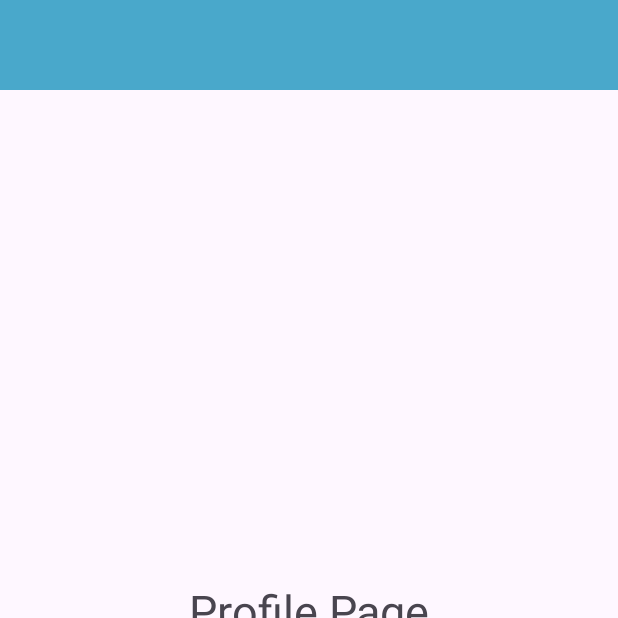
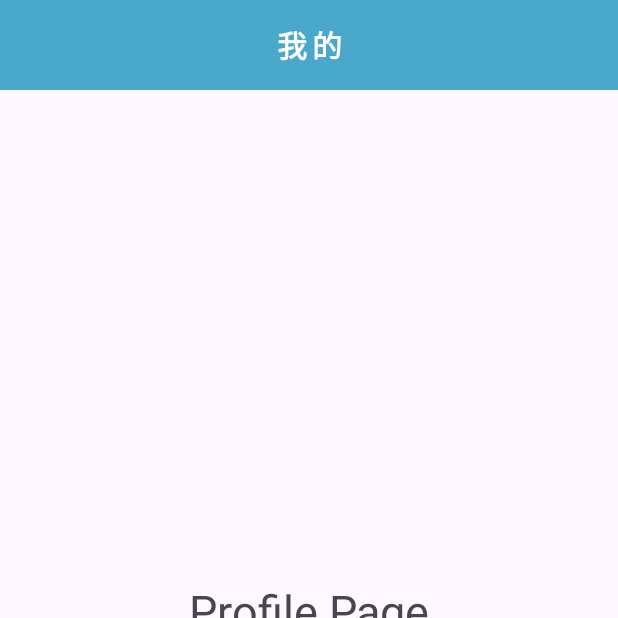
Before and after one commit to Donbibibobo/FlashAnime, an Android app: the screen it shows after launch (MainActivity), item 5 of the bottom bar chosen, on a phone screen of 412 x 824 dp, the top half of it. Run offline under Robolectric (Android 15) with nearby library versions, the phone set to English and light mode, and no system bars; our stand-ins replace data binding.

Commit message:
complete navigation with title
fix FlashAnimeApplication with only RemoteDataSource

```diff
--- a/app/src/main/AndroidManifest.xml
+++ b/app/src/main/AndroidManifest.xml
@@ -4,6 +4,7 @@
 
     <application
         android:allowBackup="true"
+        android:name=".FlashAnimeApplication"
         android:dataExtractionRules="@xml/data_extraction_rules"
         android:fullBackupContent="@xml/backup_rules"
         android:icon="@mipmap/ic_launcher"
--- a/app/src/main/java/com/example/flashanime/FlashAnimeApplication.kt
+++ b/app/src/main/java/com/example/flashanime/FlashAnimeApplication.kt
@@ -8,7 +8,7 @@ import kotlin.properties.Delegates
 // An application that lazily provides a repository
 class FlashAnimeApplication : Application() {
 
-    // Depends on the flavor,
+    // Depends on the flavor
     val flashAnimeRepository: FlashAnimeRepository
         get() = ServiceLocator.provideTasksRepository(this)
 
--- a/app/src/main/java/com/example/flashanime/MainActivity.kt
+++ b/app/src/main/java/com/example/flashanime/MainActivity.kt
@@ -2,22 +2,43 @@ package com.example.flashanime
 
 import androidx.appcompat.app.AppCompatActivity
 import android.os.Bundle
+import android.util.Log
 import android.view.LayoutInflater
+import androidx.activity.viewModels
 import androidx.databinding.DataBindingUtil
+import androidx.lifecycle.Observer
+import androidx.navigation.NavController
+import androidx.navigation.NavDestination
 import androidx.navigation.findNavController
 import com.example.flashanime.databinding.ActivityMainBinding
+import com.example.flashanime.ext.getVmFactory
+import com.example.flashanime.util.CurrentFragmentType
 import com.google.android.material.bottomnavigation.BottomNavigationItemView
 import com.google.android.material.bottomnavigation.BottomNavigationMenuView
 
 class MainActivity : AppCompatActivity() {
 
+    val viewModel by viewModels<MainViewModel> { getVmFactory() }
+
     private lateinit var binding: ActivityMainBinding
     override fun onCreate(savedInstanceState: Bundle?) {
         super.onCreate(savedInstanceState)
+
         binding = DataBindingUtil.setContentView(this, R.layout.activity_main)
         binding.lifecycleOwner = this
+        binding.viewModel = viewModel
 
+        // observe current fragment change, only for show info
+        viewModel.currentFragmentType.observe(
+            this,
+            Observer {
+                Log.i("MainAA", "~~~~~~~~~~~~~~~~~~~~~~~~~~~~~~~~~~~~")
+                Log.i("MainAA", "[${viewModel.currentFragmentType.value}]")
+                Log.i("MainAA","~~~~~~~~~~~~~~~~~~~~~~~~~~~~~~~~~~~~")
+            }
+        )
 
+        setupNavController()
         setupBottomNav()
     }
 
@@ -54,5 +75,22 @@ class MainActivity : AppCompatActivity() {
         }
     }
 
+    /**
+     * Set up [NavController.addOnDestinationChangedListener] to record the current fragment
+     * which is change the [CurrentFragmentType] enum value by [MainViewModel] at [onCreateView]
+     */
+    private fun setupNavController() {
+        findNavController(R.id.myNavHostFragment).addOnDestinationChangedListener { navController: NavController, _: NavDestination, _: Bundle? ->
+            viewModel.currentFragmentType.value = when (navController.currentDestination?.id) {
+                R.id.homeFragment -> CurrentFragmentType.HOME
+                R.id.allFragment -> CurrentFragmentType.ALL
+                R.id.collectedFragment -> CurrentFragmentType.COLLECTED
+                R.id.vocabularyFragment -> CurrentFragmentType.VOCABULARY
+                R.id.profileFragment -> CurrentFragmentType.PROFILE
+                else -> viewModel.currentFragmentType.value
+            }
+        }
+    }
+
 
 }
--- /dev/null
+++ b/app/src/main/java/com/example/flashanime/MainViewModel.kt
@@ -0,0 +1,15 @@
+package com.example.flashanime
+
+import androidx.lifecycle.MutableLiveData
+import androidx.lifecycle.ViewModel
+import com.example.flashanime.data.source.FlashAnimeRepository
+import com.example.flashanime.util.CurrentFragmentType
+
+
+
+class MainViewModel(private val flashAnimeRepository: FlashAnimeRepository): ViewModel() {
+
+    // Record current fragment to support data binding
+    val currentFragmentType = MutableLiveData<CurrentFragmentType>()
+
+}
--- a/app/src/main/java/com/example/flashanime/all/AllFragment.kt
+++ b/app/src/main/java/com/example/flashanime/all/AllFragment.kt
@@ -10,7 +10,7 @@ import com.example.flashanime.databinding.FragmentHomeBinding
 
 class AllFragment: Fragment() {
 
-    //    private val viewModel by viewModels<HomeViewModel> { getVmFactory() }
+//        private val viewModel by viewModels<HomeViewModel> { getVmFactory() }
 
     override fun onCreateView(
         inflater: LayoutInflater,
--- a/app/src/main/java/com/example/flashanime/collected/CollectedViewModel.kt
+++ b/app/src/main/java/com/example/flashanime/collected/CollectedViewModel.kt
@@ -3,5 +3,6 @@ package com.example.flashanime.collected
 import androidx.lifecycle.ViewModel
 import com.example.flashanime.data.source.FlashAnimeRepository
 
+
 class CollectedViewModel(private val flashAnimeRepository: FlashAnimeRepository): ViewModel() {
 }
--- /dev/null
+++ b/app/src/main/java/com/example/flashanime/ext/ActivityExt.kt
@@ -0,0 +1,19 @@
+package com.example.flashanime.ext
+
+import android.app.Activity
+import android.view.Gravity
+import android.widget.Toast
+import com.example.flashanime.FlashAnimeApplication
+import com.example.flashanime.factory.ViewModelFactory
+
+fun Activity.getVmFactory(): ViewModelFactory {
+    val repository = (applicationContext as FlashAnimeApplication).flashAnimeRepository
+    return ViewModelFactory(repository)
+}
+
+fun Activity?.showToast(message: String) {
+    Toast.makeText(this, message, Toast.LENGTH_SHORT).apply {
+        setGravity(Gravity.CENTER, 0, 0)
+        show()
+    }
+}
--- a/app/src/main/java/com/example/flashanime/factory/ViewModelFactory.kt
+++ b/app/src/main/java/com/example/flashanime/factory/ViewModelFactory.kt
@@ -2,6 +2,7 @@ package com.example.flashanime.factory
 
 import androidx.lifecycle.ViewModel
 import androidx.lifecycle.ViewModelProvider
+import com.example.flashanime.MainViewModel
 import com.example.flashanime.all.AllViewModel
 import com.example.flashanime.collected.CollectedViewModel
 import com.example.flashanime.data.source.FlashAnimeRepository
@@ -18,6 +19,9 @@ class ViewModelFactory constructor(
     override fun <T : ViewModel> create(modelClass: Class<T>) =
         with(modelClass) {
             when {
+                isAssignableFrom(MainViewModel::class.java) ->
+                    MainViewModel(flashAnimeRepository)
+
                 isAssignableFrom(HomeViewModel::class.java) ->
                     HomeViewModel(flashAnimeRepository)
 
--- a/app/src/main/java/com/example/flashanime/home/HomeFragment.kt
+++ b/app/src/main/java/com/example/flashanime/home/HomeFragment.kt
@@ -11,7 +11,7 @@ import com.example.flashanime.ext.getVmFactory
 
 class HomeFragment: Fragment() {
 
-//    private val viewModel by viewModels<HomeViewModel> { getVmFactory() }
+    private val viewModel by viewModels<HomeViewModel> { getVmFactory() }
     override fun onCreateView(
         inflater: LayoutInflater,
         container: ViewGroup?,
@@ -20,7 +20,7 @@ class HomeFragment: Fragment() {
 
         val binding = FragmentHomeBinding.inflate(inflater, container, false)
         binding.lifecycleOwner = viewLifecycleOwner
-//        binding.viewModel = viewModel
+        binding.viewModel = viewModel
 
 
 
--- /dev/null
+++ b/app/src/main/java/com/example/flashanime/util/CurrentFragmentType.kt
@@ -0,0 +1,13 @@
+package com.example.flashanime.util
+
+import com.example.flashanime.R
+import com.example.flashanime.util.Util.getString
+
+
+enum class CurrentFragmentType(val value: String) {
+    HOME(getString(R.string.first_home)),
+    ALL(getString(R.string.first_all)),
+    COLLECTED(getString(R.string.first_collected)),
+    VOCABULARY(getString(R.string.first_vocabulary)),
+    PROFILE(getString(R.string.first_profile))
+}
--- /dev/null
+++ b/app/src/main/java/com/example/flashanime/util/Util.kt
@@ -0,0 +1,29 @@
+package com.example.flashanime.util
+
+import android.content.Context
+import android.net.ConnectivityManager
+import android.net.NetworkInfo
+import com.example.flashanime.FlashAnimeApplication
+
+object Util {
+
+    /**
+     * Determine and monitor the connectivity status
+     *
+     * https://developer.android.com/training/monitoring-device-state/connectivity-monitoring
+     */
+    fun isInternetConnected(): Boolean {
+        val cm = FlashAnimeApplication.instance
+            .getSystemService(Context.CONNECTIVITY_SERVICE) as ConnectivityManager
+        val activeNetwork: NetworkInfo? = cm.activeNetworkInfo
+        return activeNetwork?.isConnectedOrConnecting == true
+    }
+
+    fun getString(resourceId: Int): String {
+        return FlashAnimeApplication.instance.getString(resourceId)
+    }
+
+    fun getColor(resourceId: Int): Int {
+        return FlashAnimeApplication.instance.getColor(resourceId)
+    }
+}
--- a/app/src/main/res/layout/activity_main.xml
+++ b/app/src/main/res/layout/activity_main.xml
@@ -4,7 +4,7 @@
     xmlns:tools="http://schemas.android.com/tools">
 
     <data>
-
+        <variable name="viewModel" type="com.example.flashanime.MainViewModel"/>
     </data>
 
     <androidx.constraintlayout.widget.ConstraintLayout
@@ -32,6 +32,7 @@
                 android:textColor="@color/white"
                 android:textSize="20sp"
                 android:textStyle="bold"
+                android:text="@{viewModel.currentFragmentType.value}"
                 tools:text="@string/first_home"
                 tools:visibility="visible" />
 
--- a/app/src/main/res/values/strings.xml
+++ b/app/src/main/res/values/strings.xml
@@ -6,4 +6,5 @@
     <string name="first_collected">收藏</string>
     <string name="first_vocabulary">單字</string>
     <string name="first_profile">我的</string>
+
 </resources>
```
